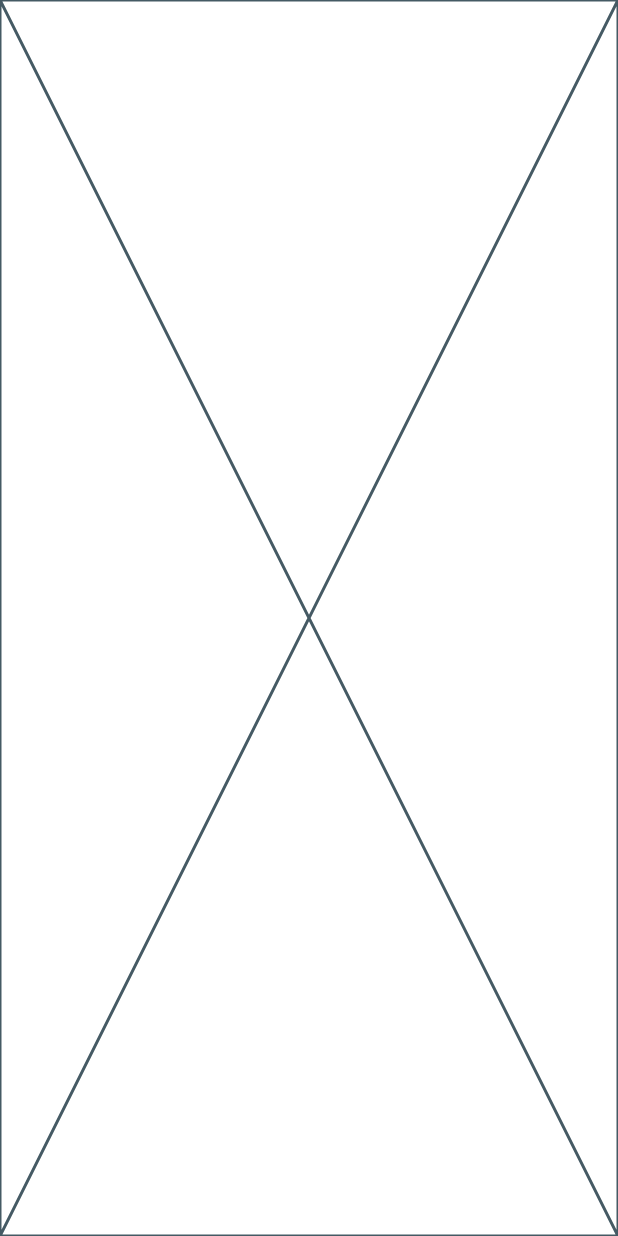
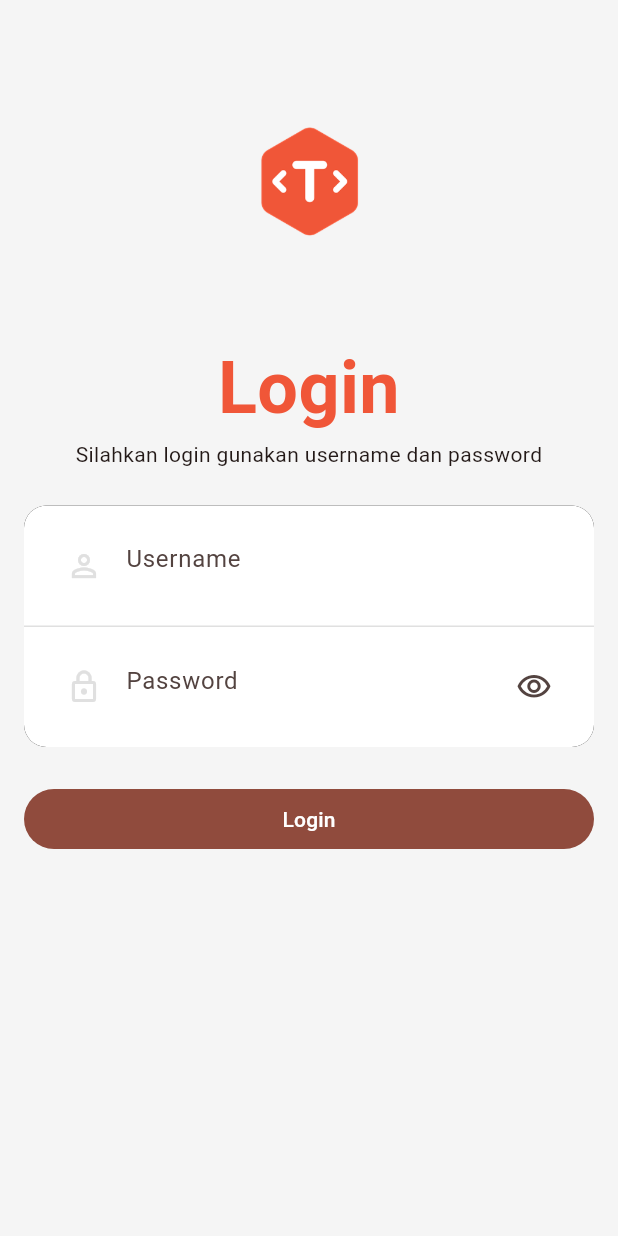
Before and after one commit to lqman104/contact-list, a Flutter app: the screen it shows after launch, on a phone screen of 412 x 824 dp. Run offline on Flutter 3.47's test engine with Material 2 defaults, Android fonts, the phone set to English and light mode, and no system bars.

Commit message:
feat: finishing login page

```diff
--- /dev/null
+++ b/lib/components/password_form_field.dart
@@ -0,0 +1,47 @@
+
+import 'package:flutter/material.dart';
+
+class PasswordFormField extends StatefulWidget {
+  const PasswordFormField({
+    super.key,
+  });
+
+  @override
+  State<PasswordFormField> createState() => _PasswordFormFieldState();
+}
+
+class _PasswordFormFieldState extends State<PasswordFormField> {
+  bool _hidePassword = true;
+
+  IconData getIconData() {
+    final IconData iconData;
+
+    if (_hidePassword) {
+      iconData = Icons.visibility_outlined;
+    } else {
+      iconData = Icons.visibility_off_outlined;
+    }
+
+    return iconData;
+  }
+
+  @override
+  Widget build(BuildContext context) {
+    return TextFormField(
+      obscureText: _hidePassword,
+      decoration: InputDecoration(
+          hintText: 'Password',
+          border: InputBorder.none,
+          prefixIconColor: Colors.grey.shade300,
+          prefixIcon: const Icon(Icons.lock_outline),
+          suffixIcon: IconButton(
+            icon: Icon(getIconData()),
+            onPressed: () {
+              setState(() {
+                _hidePassword = !_hidePassword;
+              });
+            },
+          )),
+    );
+  }
+}
--- /dev/null
+++ b/lib/contants/typhography.dart
@@ -0,0 +1,6 @@
+import 'package:flutter/material.dart';
+
+const TextStyle kTitleLargeStyle = TextStyle(
+  fontSize: 48,
+  fontWeight: FontWeight.w700,
+);
--- a/lib/main.dart
+++ b/lib/main.dart
@@ -16,7 +16,10 @@ class MyApp extends StatelessWidget {
     return MaterialApp(
       title: 'Flutter Demo',
       theme: ThemeData(
-        colorScheme: ColorScheme.fromSeed(seedColor: kColorPrimary),
+        colorScheme: ColorScheme.fromSeed(seedColor: kColorPrimary, secondary: kColorPrimary),
+        buttonTheme: Theme.of(context).buttonTheme.copyWith(
+          buttonColor: kColorPrimary
+        ),
         useMaterial3: true,
       ),
       initialRoute: LoginScreen.id,
--- a/lib/screens/login.dart
+++ b/lib/screens/login.dart
@@ -1,4 +1,8 @@
 import 'package:flutter/material.dart';
+
+import '../components/password_form_field.dart';
+import '../contants/colors.dart';
+import '../contants/typhography.dart';
 
 class LoginScreen extends StatelessWidget {
   static const String id = "login_screen";
@@ -7,6 +11,72 @@ class LoginScreen extends StatelessWidget {
 
   @override
   Widget build(BuildContext context) {
-    return const Placeholder();
+    return Scaffold(
+      backgroundColor: Colors.grey.shade100,
+      body: ListView(
+        padding: const EdgeInsets.all(16),
+        children: [
+          Padding(
+            padding:
+                const EdgeInsets.symmetric(horizontal: 16.0, vertical: 64.0),
+            child: Image.asset(
+              'images/tonjoo.png',
+              width: 80,
+              height: 80,
+            ),
+          ),
+          Text(
+            'Login',
+            style: kTitleLargeStyle.copyWith(color: kColorPrimary),
+            textAlign: TextAlign.center,
+          ),
+          const Text(
+            'Silahkan login gunakan username dan password',
+            textAlign: TextAlign.center,
+          ),
+          Center(
+            child: Padding(
+              padding: const EdgeInsets.symmetric(vertical: 24.0),
+              child: Container(
+                decoration: const BoxDecoration(
+                    borderRadius: BorderRadius.all(
+                      Radius.circular(15.0),
+                    ),
+                    color: Colors.white,
+                    boxShadow: [BoxShadow()]),
+                child: Column(
+                  crossAxisAlignment: CrossAxisAlignment.stretch,
+                  children: [
+                    Padding(
+                      padding: const EdgeInsets.all(16.0),
+                      child: TextFormField(
+                        decoration: InputDecoration(
+                          hintText: 'Username',
+                          prefixIconColor: Colors.grey.shade300,
+                          border: InputBorder.none,
+                          prefixIcon: const Icon(Icons.person_outline),
+                        ),
+                      ),
+                    ),
+                    Divider(
+                      height: 1,
+                      color: Colors.grey.shade300,
+                    ),
+                    const Padding(
+                      padding: EdgeInsets.all(16.0),
+                      child: PasswordFormField(),
+                    )
+                  ],
+                ),
+              ),
+            ),
+          ),
+          FilledButton(
+            child: const Text('Login'),
+            onPressed: () {},
+          ),
+        ],
+      ),
+    );
   }
 }
```
Also changed, not shown: pubspec.yaml (+2 -64 lines), images/tonjoo.png (added).
